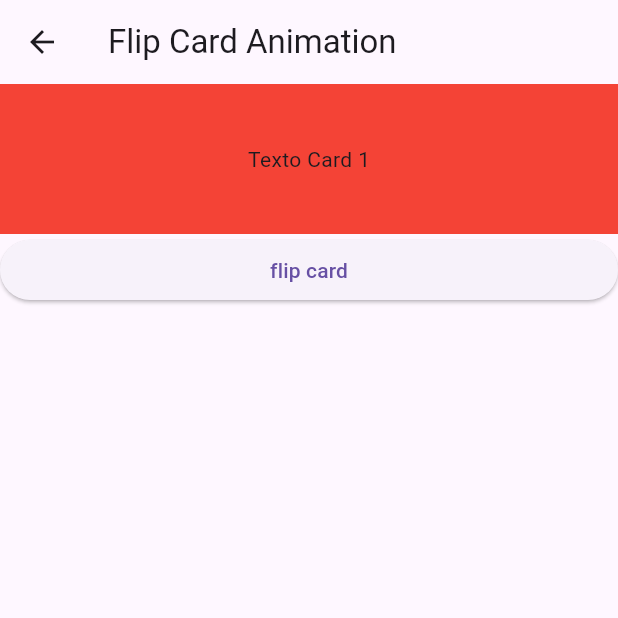
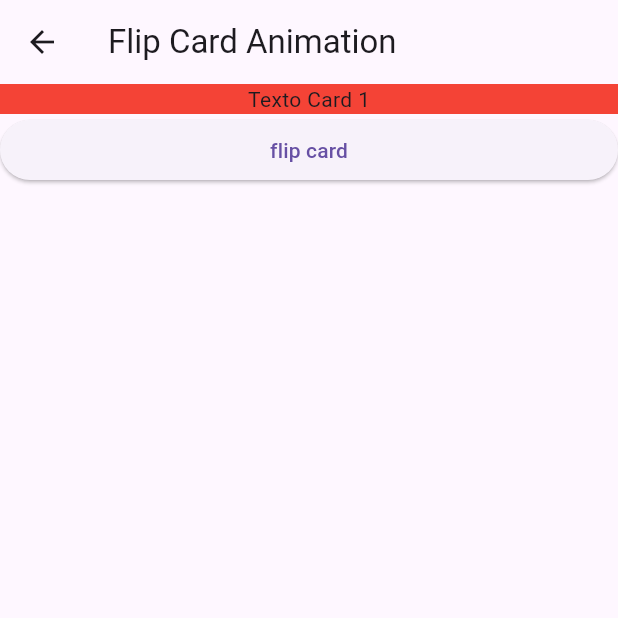
Before and after one commit to kleysonklaus/flutter_practice_code, a Flutter app: the FlipCardAnimation screen opened directly, on a phone screen of 412 x 824 dp, the top half of it. Run offline on Flutter 3.47's test engine with Material 2 defaults, Android fonts, the phone set to English and light mode, and no system bars; our stand-ins replace timelines.

Commit message:
feat(card1): delete size

```diff
--- a/lib/screens/flip_card_animation/card1.dart
+++ b/lib/screens/flip_card_animation/card1.dart
@@ -5,8 +5,8 @@ class Card1 extends StatelessWidget {
   @override
   Widget build(BuildContext context) {
     return Container(
-      height: 100,
-      width: 200,
+      // height: 100,
+      // width: 200,
       color: Colors.red,
       child: Center(
         child: Text("Texto Card 1"),
```
